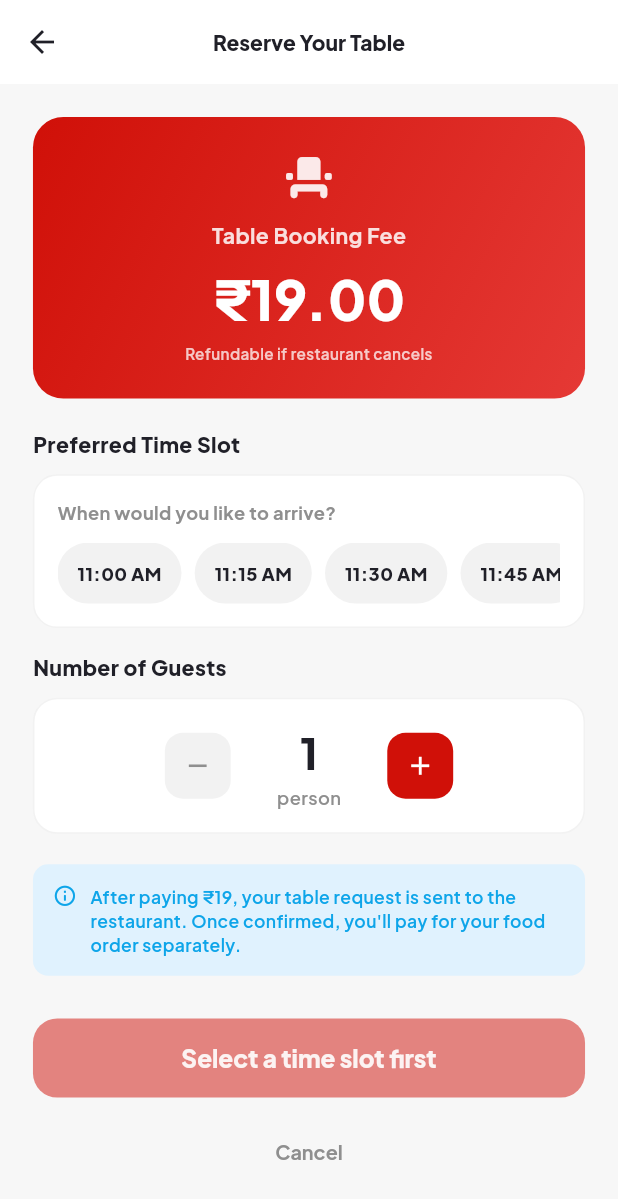
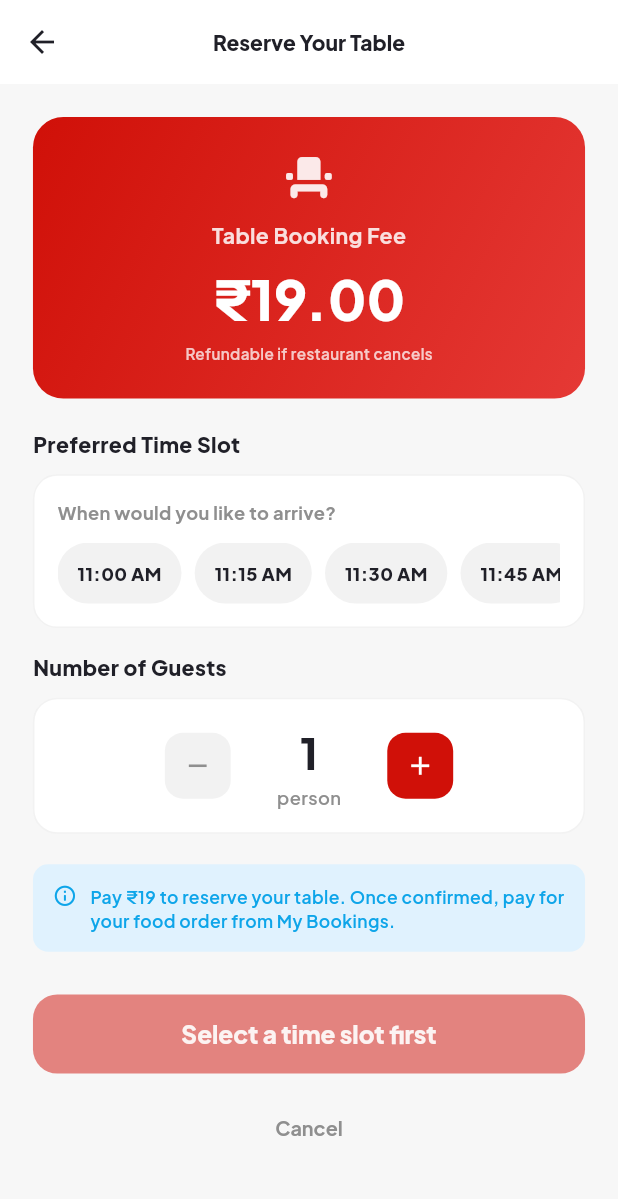
Before and after one commit to back2eat/back2eat, a Flutter app: the BookingPrePaymentPage screen opened directly with empty values, on a phone screen of 412 x 824 dp. Shown: the top 1199 px of the screen. Run offline on Flutter 3.47's test engine with Material 3 defaults, Android fonts, the phone set to English and light mode, and no system bars; our stand-ins replace cached_network_image, equatable, firebase_core, firebase_messaging, flutter_bloc, flutter_local_notifications and 7 more; missing offline and left inert: razorpay_flutter; accounts and stored records are empty; network calls fail.

Commit message:
payment gateway integration

```diff
--- a/lib/features/bookings/presentation/pages/booking_pre_payment_page.dart
+++ b/lib/features/bookings/presentation/pages/booking_pre_payment_page.dart
@@ -1,6 +1,5 @@
 // 📱 CUSTOMER APP
 // lib/features/bookings/presentation/pages/booking_pre_payment_page.dart
-// Replaces mock payment with real Razorpay SDK
 
 import 'package:flutter/material.dart';
 import 'package:flutter_bloc/flutter_bloc.dart';
@@ -12,6 +11,8 @@ import '../../../../core/constants/app_colors.dart';
 import '../../../../core/di/injection.dart';
 import '../../../../core/network/api_client.dart';
 import '../../../bookings/domain/entities/booking.dart';
+import '../../../cart/presentation/bloc/cart_bloc.dart';
+import '../../../cart/presentation/bloc/cart_state.dart';
 import '../bloc/booking_bloc.dart';
 
 class BookingPrePaymentPage extends StatefulWidget {
@@ -35,9 +36,8 @@ class _BookingPrePaymentPageState extends State<BookingPrePaymentPage> {
   String? _error;
   late List<String> _timeSlots;
 
-  // Razorpay
   late Razorpay _razorpay;
-  String? _pendingOrderId; // booking fee order ID
+  String? _pendingOrderId;
 
   @override
   void initState() {
@@ -73,7 +73,7 @@ class _BookingPrePaymentPageState extends State<BookingPrePaymentPage> {
     return slots;
   }
 
-  // ── Step 1: Create booking → get orderId → open Razorpay ─────────────────
+  // ── Step 1: Create booking with cart items ────────────────────────────────
   Future<void> _payAndBook() async {
     if (_selectedTime == null) {
       setState(() => _error = 'Please select a time slot');
@@ -82,7 +82,9 @@ class _BookingPrePaymentPageState extends State<BookingPrePaymentPage> {
     if (_paying) return;
     setState(() { _paying = true; _error = null; });
 
-    // Fire booking creation — wait for BookingCreated state
+    // Read cart from BlocProvider
+    final cart = context.read<CartBloc>().state;
+
     context.read<BookingBloc>().add(CreateBookingEvent(
       restaurantId:    widget.restaurantId,
       branchId:        widget.branchId,
@@ -90,8 +92,9 @@ class _BookingPrePaymentPageState extends State<BookingPrePaymentPage> {
       bookingDate:     DateTime.now(),
       timeSlot:        _selectedTime!,
       specialRequests: null,
+      cartItems:       cart.items.isNotEmpty ? cart.items : null,  // ← pass cart
+      cartSubtotal:    cart.total > 0 ? cart.total : null,         // ← pass subtotal
     ));
-    // Razorpay will open in BlocListener when BookingCreated fires
   }
 
   // ── Step 2: Booking created → open Razorpay for ₹19 ─────────────────────
@@ -140,19 +143,24 @@ class _BookingPrePaymentPageState extends State<BookingPrePaymentPage> {
         'razorpayPaymentId': response.paymentId ?? '',
         'razorpaySignature': response.signature ?? '',
       });
-
       setState(() => _paying = false);
       if (mounted) _showSuccess();
     } catch (e) {
-      setState(() { _paying = false; _error = 'Payment done but verification failed. Contact support.'; });
+      setState(() {
+        _paying = false;
+        _error  = 'Payment done but verification failed. Contact support.';
+      });
     }
   }
 
   void _onPaymentError(PaymentFailureResponse response) {
-    setState(() { _paying = false; _error = response.message ?? 'Payment failed. Please try again.'; });
+    setState(() {
+      _paying = false;
+      _error  = response.message ?? 'Payment failed. Please try again.';
+    });
   }
 
-  void _onExternalWallet(ExternalWalletResponse response) {
+  void _onExternalWallet(ExternalWalletResponse _) {
     setState(() => _paying = false);
   }
 
@@ -175,7 +183,6 @@ class _BookingPrePaymentPageState extends State<BookingPrePaymentPage> {
     return BlocListener<BookingBloc, BookingState>(
       listener: (context, state) {
         if (state is BookingCreated) {
-          // Booking created — now open Razorpay for ₹19 payment
           _openRazorpayForBooking(state.booking);
         }
         if (state is BookingError) {
@@ -203,7 +210,7 @@ class _BookingPrePaymentPageState extends State<BookingPrePaymentPage> {
           padding: EdgeInsets.all(20.w),
           child: Column(crossAxisAlignment: CrossAxisAlignment.start, children: [
 
-            // ── Amount card ───────────────────────────────────────────────
+            // ── Amount card ──────────────────────────────────────────────
             Container(
               width: double.infinity,
               padding: EdgeInsets.all(20.w),
@@ -223,17 +230,66 @@ class _BookingPrePaymentPageState extends State<BookingPrePaymentPage> {
                         color: Colors.white.withOpacity(0.85), fontWeight: FontWeight.w700)),
                 SizedBox(height: 6.h),
                 Text('₹19.00',
-                    style: TextStyle(fontSize: 36.sp, color: Colors.white, fontWeight: FontWeight.w900)),
+                    style: TextStyle(fontSize: 36.sp,
+                        color: Colors.white, fontWeight: FontWeight.w900)),
                 SizedBox(height: 4.h),
                 Text('Refundable if restaurant cancels',
-                    textAlign: TextAlign.center,
                     style: TextStyle(fontSize: 10.sp,
                         color: Colors.white.withOpacity(0.75), fontWeight: FontWeight.w600)),
               ]),
             ),
             SizedBox(height: 20.h),
 
-            // ── Time Slot ─────────────────────────────────────────────────
+            // ── Cart summary ─────────────────────────────────────────────
+            BlocBuilder<CartBloc, CartState>(
+              builder: (context, cart) {
+                if (cart.items.isEmpty) return const SizedBox.shrink();
+                return Column(crossAxisAlignment: CrossAxisAlignment.start, children: [
+                  Text('Your Order',
+                      style: TextStyle(fontSize: 14.sp, fontWeight: FontWeight.w900)),
+                  SizedBox(height: 8.h),
+                  Container(
+                    padding: EdgeInsets.all(14.w),
+                    decoration: BoxDecoration(
+                      color: Colors.white, borderRadius: BorderRadius.circular(14.r),
+                      border: Border.all(color: Colors.black.withOpacity(0.05)),
+                    ),
+                    child: Column(crossAxisAlignment: CrossAxisAlignment.start, children: [
+                      Text('${cart.items.length} item${cart.items.length != 1 ? "s" : ""} — paid after confirmation',
+                          style: TextStyle(fontSize: 11.sp,
+                              color: AppColors.muted, fontWeight: FontWeight.w600)),
+                      SizedBox(height: 8.h),
+                      ...cart.items.map((e) => Padding(
+                        padding: EdgeInsets.only(bottom: 4.h),
+                        child: Row(children: [
+                          Expanded(child: Text('${e.name} × ${e.qty}',
+                              style: TextStyle(fontSize: 13.sp, fontWeight: FontWeight.w700))),
+                          Text('₹${(e.price * e.qty).toStringAsFixed(0)}',
+                              style: TextStyle(fontSize: 13.sp, fontWeight: FontWeight.w800)),
+                        ]),
+                      )),
+                      Divider(height: 14.h),
+                      Row(children: [
+                        Text('Food total',
+                            style: TextStyle(fontSize: 12.sp,
+                                color: AppColors.muted, fontWeight: FontWeight.w600)),
+                        const Spacer(),
+                        Text('₹${cart.total.toStringAsFixed(0)} + 2% fee',
+                            style: TextStyle(fontSize: 12.sp,
+                                color: AppColors.muted, fontWeight: FontWeight.w700)),
+                      ]),
+                      SizedBox(height: 4.h),
+                      Text('Charged separately after table is confirmed',
+                          style: TextStyle(fontSize: 11.sp,
+                              color: AppColors.info, fontWeight: FontWeight.w600)),
+                    ]),
+                  ),
+                  SizedBox(height: 16.h),
+                ]);
+              },
+            ),
+
+            // ── Time Slot ────────────────────────────────────────────────
             Text('Preferred Time Slot',
                 style: TextStyle(fontSize: 14.sp, fontWeight: FontWeight.w900)),
             SizedBox(height: 10.h),
@@ -245,12 +301,10 @@ class _BookingPrePaymentPageState extends State<BookingPrePaymentPage> {
               ),
               child: Column(crossAxisAlignment: CrossAxisAlignment.start, children: [
                 Text('When would you like to arrive?',
-                    style: TextStyle(fontSize: 12.sp, color: AppColors.muted, fontWeight: FontWeight.w700)),
+                    style: TextStyle(fontSize: 12.sp,
+                        color: AppColors.muted, fontWeight: FontWeight.w700)),
                 SizedBox(height: 12.h),
-                _timeSlots.isEmpty
-                    ? Text('No slots available today',
-                    style: TextStyle(fontSize: 12.sp, color: AppColors.danger, fontWeight: FontWeight.w700))
-                    : SizedBox(
+                SizedBox(
                   height: 40.h,
                   child: ListView.separated(
                     scrollDirection: Axis.horizontal,
@@ -270,7 +324,8 @@ class _BookingPrePaymentPageState extends State<BookingPrePaymentPage> {
                           ),
                           alignment: Alignment.center,
                           child: Text(slot,
-                              style: TextStyle(fontSize: 12.sp, fontWeight: FontWeight.w800,
+                              style: TextStyle(fontSize: 12.sp,
+                                  fontWeight: FontWeight.w800,
                                   color: selected ? Colors.white : AppColors.text)),
                         ),
                       );
@@ -283,14 +338,15 @@ class _BookingPrePaymentPageState extends State<BookingPrePaymentPage> {
                     Icon(Icons.check_circle_rounded, size: 14.sp, color: AppColors.success),
                     SizedBox(width: 4.w),
                     Text('Selected: $_selectedTime',
-                        style: TextStyle(fontSize: 12.sp, color: AppColors.success, fontWeight: FontWeight.w800)),
+                        style: TextStyle(fontSize: 12.sp,
+                            color: AppColors.success, fontWeight: FontWeight.w800)),
                   ]),
                 ],
               ]),
             ),
             SizedBox(height: 16.h),
 
-            // ── Guest Count ───────────────────────────────────────────────
+            // ── Guest Count ──────────────────────────────────────────────
             Text('Number of Guests',
                 style: TextStyle(fontSize: 14.sp, fontWeight: FontWeight.w900)),
             SizedBox(height: 10.h),
@@ -315,16 +371,20 @@ class _BookingPrePaymentPageState extends State<BookingPrePaymentPage> {
                 ),
                 SizedBox(width: 28.w),
                 Column(children: [
-                  Text('$_guestCount', style: TextStyle(fontSize: 28.sp, fontWeight: FontWeight.w900)),
+                  Text('$_guestCount',
+                      style: TextStyle(fontSize: 28.sp, fontWeight: FontWeight.w900)),
                   Text(_guestCount == 1 ? 'person' : 'people',
-                      style: TextStyle(fontSize: 12.sp, color: AppColors.muted, fontWeight: FontWeight.w600)),
+                      style: TextStyle(fontSize: 12.sp,
+                          color: AppColors.muted, fontWeight: FontWeight.w600)),
                 ]),
                 SizedBox(width: 28.w),
                 GestureDetector(
                   onTap: () { if (_guestCount < 20) setState(() => _guestCount++); },
                   child: Container(
                     width: 40.w, height: 40.w,
-                    decoration: BoxDecoration(color: AppColors.primary, borderRadius: BorderRadius.circular(12.r)),
+                    decoration: BoxDecoration(
+                        color: AppColors.primary,
+                        borderRadius: BorderRadius.circular(12.r)),
                     child: Icon(Icons.add, color: Colors.white, size: 20.sp),
                   ),
                 ),
@@ -332,31 +392,35 @@ class _BookingPrePaymentPageState extends State<BookingPrePaymentPage> {
             ),
             SizedBox(height: 20.h),
 
-            // ── Error ─────────────────────────────────────────────────────
+            // ── Error ────────────────────────────────────────────────────
             if (_error != null) ...[
               Container(
                 padding: EdgeInsets.all(12.w),
-                decoration: BoxDecoration(color: AppColors.dangerSoft, borderRadius: BorderRadius.circular(10.r)),
+                decoration: BoxDecoration(
+                    color: AppColors.dangerSoft,
+                    borderRadius: BorderRadius.circular(10.r)),
                 child: Row(children: [
                   Icon(Icons.error_outline, color: AppColors.danger, size: 18.sp),
                   SizedBox(width: 8.w),
                   Expanded(child: Text(_error!,
-                      style: TextStyle(fontSize: 12.sp, color: AppColors.danger, fontWeight: FontWeight.w700))),
+                      style: TextStyle(fontSize: 12.sp,
+                          color: AppColors.danger, fontWeight: FontWeight.w700))),
                 ]),
               ),
               SizedBox(height: 12.h),
             ],
 
-            // ── Info ──────────────────────────────────────────────────────
+            // ── Info ─────────────────────────────────────────────────────
             Container(
               padding: EdgeInsets.all(12.w),
-              decoration: BoxDecoration(color: AppColors.infoSoft, borderRadius: BorderRadius.circular(10.r)),
+              decoration: BoxDecoration(
+                  color: AppColors.infoSoft, borderRadius: BorderRadius.circular(10.r)),
               child: Row(crossAxisAlignment: CrossAxisAlignment.start, children: [
                 Icon(Icons.info_outline_rounded, color: AppColors.info, size: 16.sp),
                 SizedBox(width: 8.w),
                 Expanded(child: Text(
-                  "After paying ₹19, your table request is sent to the restaurant. "
-                      "Once confirmed, you'll pay for your food order separately.",
+                  'Pay ₹19 to reserve your table. Once confirmed, '
+                      "pay for your food order from My Bookings.",
                   style: TextStyle(fontSize: 11.5.sp, color: AppColors.info,
                       fontWeight: FontWeight.w600, height: 1.4),
                 )),
@@ -364,26 +428,32 @@ class _BookingPrePaymentPageState extends State<BookingPrePaymentPage> {
             ),
             SizedBox(height: 28.h),
 
-            // ── Pay Button ────────────────────────────────────────────────
+            // ── Pay Button ───────────────────────────────────────────────
             SizedBox(
               width: double.infinity, height: 52.h,
               child: ElevatedButton(
                 onPressed: (_paying || needsTimeSlot) ? null : _payAndBook,
                 style: ElevatedButton.styleFrom(
-                  backgroundColor: AppColors.primary, foregroundColor: Colors.white,
+                  backgroundColor: AppColors.primary,
+                  foregroundColor: Colors.white,
                   elevation: 0,
-                  shape: RoundedRectangleBorder(borderRadius: BorderRadius.circular(16.r)),
+                  shape: RoundedRectangleBorder(
+                      borderRadius: BorderRadius.circular(16.r)),
                   disabledBackgroundColor: AppColors.primary.withOpacity(0.5),
                 ),
                 child: _paying
                     ? Row(mainAxisAlignment: MainAxisAlignment.center, children: [
                   SizedBox(width: 20.w, height: 20.w,
-                      child: const CircularProgressIndicator(color: Colors.white, strokeWidth: 2.5)),
+                      child: const CircularProgressIndicator(
+                          color: Colors.white, strokeWidth: 2.5)),
                   SizedBox(width: 12.w),
-                  Text('Processing...', style: TextStyle(fontSize: 15.sp, fontWeight: FontWeight.w900)),
+                  Text('Processing...',
+                      style: TextStyle(fontSize: 15.sp, fontWeight: FontWeight.w900)),
                 ])
                     : Text(
-                  needsTimeSlot ? 'Select a time slot first' : 'Pay ₹19 & Request Table',
+                  needsTimeSlot
+                      ? 'Select a time slot first'
+                      : 'Pay ₹19 & Request Table',
                   style: TextStyle(fontSize: 16.sp, fontWeight: FontWeight.w900),
                 ),
               ),
@@ -392,8 +462,9 @@ class _BookingPrePaymentPageState extends State<BookingPrePaymentPage> {
             Center(
               child: TextButton(
                 onPressed: _paying ? null : () => context.pop(),
-                child: Text('Cancel', style: TextStyle(
-                    fontSize: 13.sp, color: AppColors.muted, fontWeight: FontWeight.w700)),
+                child: Text('Cancel',
+                    style: TextStyle(fontSize: 13.sp,
+                        color: AppColors.muted, fontWeight: FontWeight.w700)),
               ),
             ),
           ]),
@@ -418,7 +489,8 @@ class _SuccessSheet extends StatelessWidget {
       child: Column(mainAxisSize: MainAxisSize.min, children: [
         Container(
           width: 80.w, height: 80.w,
-          decoration: BoxDecoration(color: AppColors.successSoft, shape: BoxShape.circle),
+          decoration: BoxDecoration(
+              color: AppColors.successSoft, shape: BoxShape.circle),
           child: Icon(Icons.check_rounded, color: AppColors.success, size: 40.sp),
         ),
         SizedBox(height: 20.h),
@@ -427,8 +499,8 @@ class _SuccessSheet extends StatelessWidget {
             textAlign: TextAlign.center),
         SizedBox(height: 10.h),
         Text(
-          "₹19 paid. Once the restaurant confirms your table, "
-              "you can place your food order from My Bookings.",
+          '₹19 paid. Once the restaurant confirms your table, '
+              'pay for your food order from My Bookings.',
           style: TextStyle(fontSize: 13.sp, color: AppColors.muted,
               fontWeight: FontWeight.w600, height: 1.5),
           textAlign: TextAlign.center,
@@ -440,9 +512,11 @@ class _SuccessSheet extends StatelessWidget {
             onPressed: onDone,
             style: ElevatedButton.styleFrom(
               backgroundColor: AppColors.primary, foregroundColor: Colors.white,
-              elevation: 0, shape: RoundedRectangleBorder(borderRadius: BorderRadius.circular(14.r)),
+              elevation: 0,
+              shape: RoundedRectangleBorder(borderRadius: BorderRadius.circular(14.r)),
             ),
-            child: Text('View My Bookings', style: TextStyle(fontSize: 15.sp, fontWeight: FontWeight.w900)),
+            child: Text('View My Bookings',
+                style: TextStyle(fontSize: 15.sp, fontWeight: FontWeight.w900)),
           ),
         ),
       ]),
--- a/pubspec.yaml
+++ b/pubspec.yaml
@@ -1,7 +1,7 @@
 name: back2eat
 description: Back2Eat - Dine-in & Take-Away (no home delivery)
 publish_to: "none"
-version: 1.0.0+34
+version: 1.0.0+35
 
 environment:
   sdk: ">=3.3.0 <4.0.0"
```
Also changed, not shown: lib/features/bookings/presentation/pages/bookings_page.dart (+95 -47 lines).
